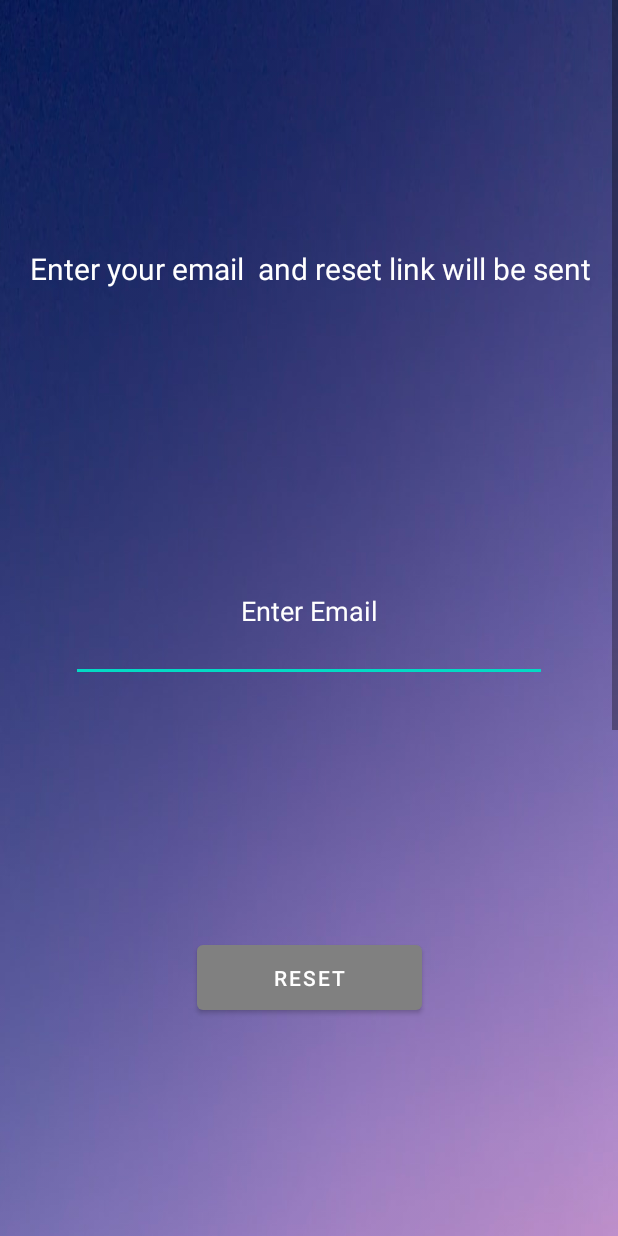
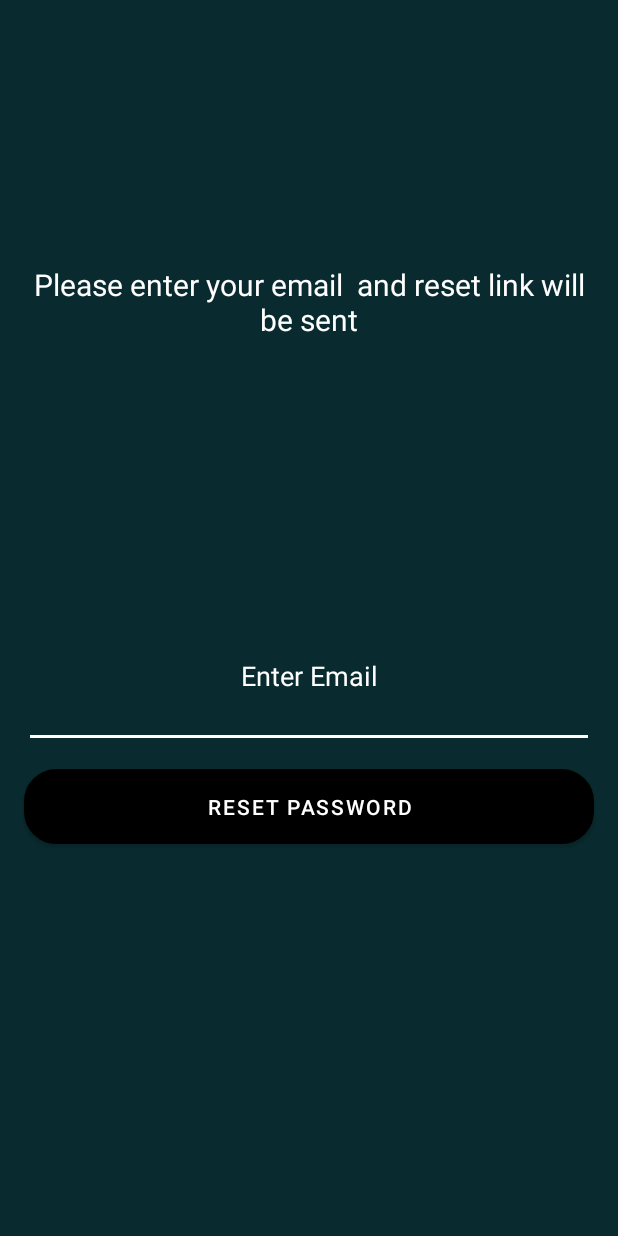
Before and after one commit to Txy822/Personality-based-Dating-App, an Android app: the UpdatePassword screen opened directly, with no data from a screen before it, on a phone screen of 412 x 824 dp. Run offline under Robolectric (Android 15) with nearby library versions, the phone set to English and light mode, and no system bars; our stand-ins replace Firebase (no records; nobody signed in at launch, a user with empty details on screens opened directly).

Commit message:
Password reset  UI updated

```diff
--- a/app/src/main/res/layout/activity_signup.xml
+++ b/app/src/main/res/layout/activity_signup.xml
@@ -5,7 +5,6 @@
     android:layout_width="match_parent"
     android:layout_height="match_parent"
     android:background="@color/green_darkest"
-
     tools:context=".SignUp">
 
     <EditText
@@ -14,7 +13,6 @@
         android:layout_height="wrap_content"
         android:layout_marginStart="16dp"
         android:layout_marginEnd="16dp"
-
         android:layout_marginBottom="72dp"
         android:backgroundTint="@color/white"
         android:ems="10"
@@ -40,7 +38,6 @@
         android:hint="Enter Full Name"
         android:imeOptions="actionDone"
         android:backgroundTint="@color/white"
-
         android:inputType="textPersonName"
         android:textColor="@color/white"
         android:textColorHint="@color/white"
--- a/app/src/main/res/layout/activity_update_password.xml
+++ b/app/src/main/res/layout/activity_update_password.xml
@@ -4,51 +4,36 @@
     xmlns:tools="http://schemas.android.com/tools"
     android:layout_width="match_parent"
     android:layout_height="match_parent"
+    android:background="@color/green_darkest"
     tools:context=".UpdatePassword">
 
-    <ScrollView
-        android:layout_width="match_parent"
-        android:layout_height="match_parent"
-        tools:layout_editor_absoluteX="-9dp"
-        tools:layout_editor_absoluteY="0dp">
-
-        <androidx.constraintlayout.widget.ConstraintLayout
-            android:layout_width="match_parent"
-            android:layout_height="match_parent">
-
-
-            <ImageView
-                android:id="@+id/background_img"
-                android:layout_width="match_parent"
-                android:layout_height="match_parent"
-                android:scaleType="fitXY"
-                android:src="@drawable/background_one"
-                app:layout_constraintBaseline_toBaselineOf="parent"
+    <Button
+        android:id="@+id/send_reset_link_btn"
+        android:layout_width="0dp"
+        android:layout_height="50dp"
+        android:layout_marginStart="16dp"
+        android:layout_marginEnd="16dp"
+        android:background="@drawable/button"
+        android:onClick="resetPassword"
+        android:text="Reset Password"
+        android:textColor="@color/white"
+        app:backgroundTint="@color/black"
+        app:layout_constraintBottom_toBottomOf="parent"
         app:layout_constraintEnd_toEndOf="parent"
         app:layout_constraintHorizontal_bias="0.0"
         app:layout_constraintStart_toStartOf="parent"
-                tools:ignore="MissingConstraints" />
-
-            <Button
-                android:id="@+id/send_reset_link_btn"
-                android:layout_width="150dp"
-                android:layout_height="55dp"
-                android:text="Reset"
-                android:textColor="@color/white"
-                app:backgroundTint="@color/Gray"
-                android:onClick="resetPassword"
-                app:layout_constraintBottom_toBottomOf="@+id/background_img"
-                app:layout_constraintEnd_toEndOf="parent"
-                app:layout_constraintStart_toStartOf="parent"
         app:layout_constraintTop_toBottomOf="@+id/enterEmail"
-                app:layout_constraintVertical_bias="0.206"
+        app:layout_constraintVertical_bias="0.051"
         tools:ignore="MissingConstraints" />
 
     <EditText
         android:id="@+id/enterEmail"
-                android:layout_width="317dp"
-                android:layout_height="94dp"
-                android:layout_marginBottom="941dp"
+        android:layout_width="0dp"
+        android:layout_height="0dp"
+        android:layout_marginStart="16dp"
+        android:layout_marginEnd="16dp"
+        android:layout_marginBottom="325dp"
+        android:backgroundTint="@color/white"
         android:ems="10"
         android:foregroundGravity="center_vertical|center_horizontal"
         android:gravity="center_horizontal|center_vertical"
@@ -67,22 +52,21 @@
 
     <TextView
         android:id="@+id/email_text"
-                android:layout_width="504dp"
-                android:layout_height="163dp"
-                android:layout_marginTop="97dp"
-                android:layout_marginBottom="100dp"
+        android:layout_width="0dp"
+        android:layout_height="0dp"
+        android:layout_marginStart="16dp"
+        android:layout_marginTop="153dp"
+        android:layout_marginEnd="16dp"
+        android:layout_marginBottom="153dp"
         android:gravity="center"
-                android:text="Enter your email  and reset link will be sent"
+        android:text="Please enter your email  and reset link will be sent"
         android:textColor="@color/cardview_light_background"
         android:textSize="20sp"
         app:layout_constraintBottom_toTopOf="@+id/enterEmail"
         app:layout_constraintEnd_toEndOf="parent"
+        app:layout_constraintHorizontal_bias="0.0"
         app:layout_constraintStart_toStartOf="parent"
         app:layout_constraintTop_toTopOf="parent"
         tools:ignore="MissingConstraints" />
 
 </androidx.constraintlayout.widget.ConstraintLayout>
-
-    </ScrollView>
-
-</androidx.constraintlayout.widget.ConstraintLayout>
```
Lines whose indentation alone changed are shown as unchanged.
